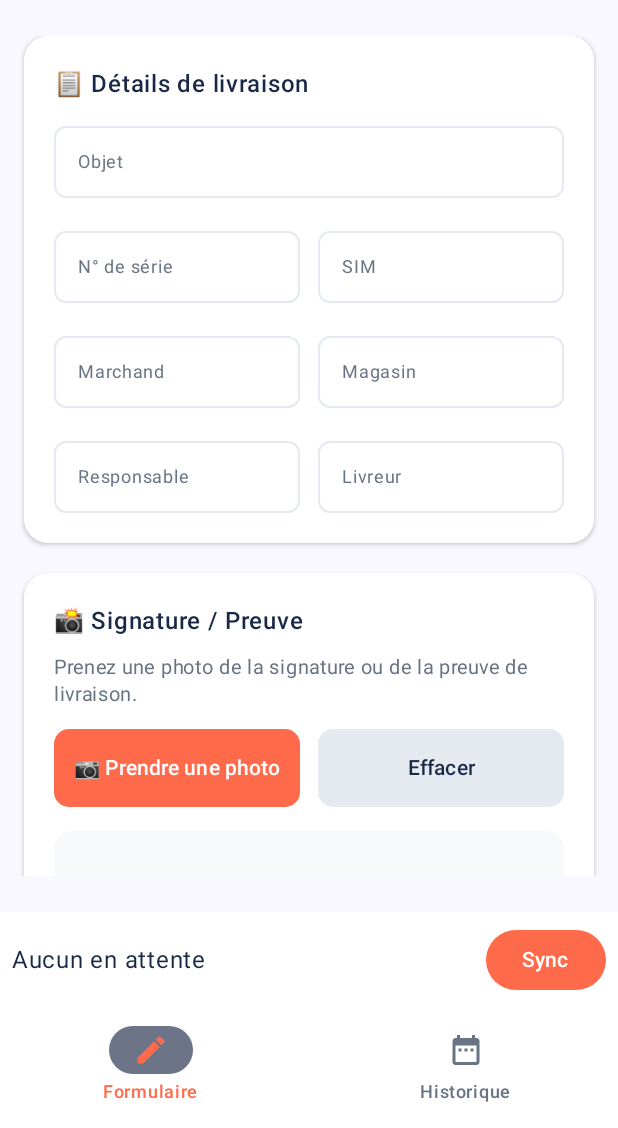
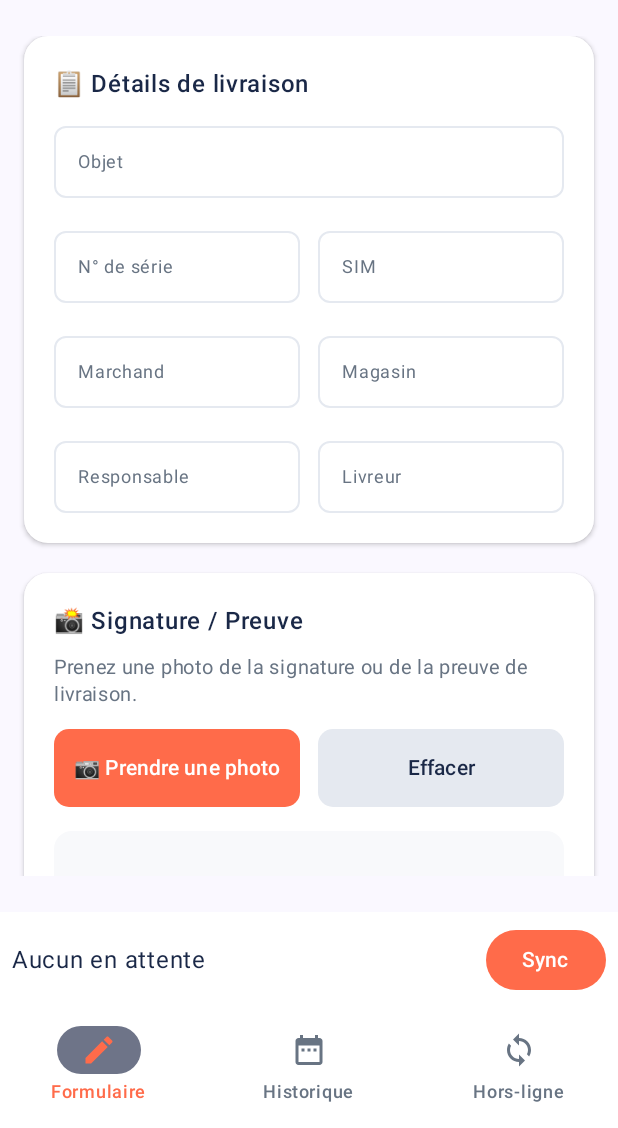
Before and after one commit to BenkasapoDev/Bon-de-Livraison, an Android app built with Jetpack Compose: the composable MainScreen shown on its own in the app's theme, on a phone screen of 412 x 824 dp, the part 108-1236 px from its top. Run offline under Robolectric (Android 15) with nearby library versions, the phone set to English and light mode, and no system bars.

Commit message:
Refactor Pending screen and introduce ViewModels
- Create `DeliveryViewModel` and `PendingViewModel` to manage UI state and repository interactions
- Redesign `PendingScreen` to display delivery cards with proof images and status badges
- Update `MainActivity` navigation to include Offline mode as a main tab
- Add `status` field to `DeliveryEntity`
- Add Compose Material3 and Lifecycle dependencies

```diff
--- a/app/src/main/java/com/infosetgroup/delivery/MainActivity.kt
+++ b/app/src/main/java/com/infosetgroup/delivery/MainActivity.kt
@@ -69,7 +69,6 @@ import java.io.File
 import java.io.FileOutputStream
 import java.text.SimpleDateFormat
 import java.util.Locale
-import org.json.JSONArray
 import androidx.compose.material3.NavigationBar
 import androidx.compose.material3.NavigationBarItem
 import androidx.compose.material3.NavigationBarItemDefaults
@@ -77,10 +76,11 @@ import androidx.compose.material3.Icon
 import androidx.compose.material.icons.Icons
 import androidx.compose.material.icons.filled.DateRange
 import androidx.compose.material.icons.filled.Edit
-import androidx.compose.material3.CircularProgressIndicator
+import androidx.compose.material.icons.filled.Sync
 import androidx.compose.material3.Button
 import androidx.compose.material3.ButtonDefaults
-import androidx.compose.foundation.layout.height
+import androidx.compose.material3.CircularProgressIndicator
+import androidx.lifecycle.viewmodel.compose.viewModel
 import com.infosetgroup.delivery.ui.theme.DeliveryTheme
 import kotlinx.coroutines.CoroutineScope
 import kotlinx.coroutines.Dispatchers
@@ -182,13 +182,13 @@ fun MainScreen() {
     val imagePath = remember { mutableStateOf<String?>(null) }
 
     val selected = remember { mutableStateOf<Screen>(Screen.Form) }
+    val currentTab = remember { mutableStateOf<MainTab>(MainTab.FormTab) }
 
     // repository + pending state
     val repo = DeliveryRepository.getInstance(context)
     val pendingCountFlow = repo.observePendingCount()
     val pendingCount by pendingCountFlow.collectAsState(initial = 0)
     val syncing = remember { mutableStateOf(false) }
-    val showPendingScreen = remember { mutableStateOf(false) }
 
     Scaffold(
         topBar = {
@@ -200,7 +200,11 @@ fun MainScreen() {
         },
         bottomBar = {
             Column {
-                SyncBottomBar(pendingCount = pendingCount, onOpenPending = { showPendingScreen.value = true }, onSync = {
+                SyncBottomBar(pendingCount = pendingCount, onOpenPending = {
+                    // open the Offline tab when user taps the pending count
+                    currentTab.value = MainTab.OfflineTab
+                    selected.value = Screen.Offline
+                }, onSync = {
                      syncing.value = true
                      CoroutineScope(Dispatchers.IO).launch {
                          val res = repo.syncPending()
@@ -219,8 +223,8 @@ fun MainScreen() {
                     NavigationBarItem(
                         icon = { Icon(Icons.Filled.Edit, contentDescription = "Form") },
                         label = { Text("Formulaire") },
-                        selected = selected.value is Screen.Form,
-                        onClick = { selected.value = Screen.Form },
+                        selected = currentTab.value is MainTab.FormTab,
+                        onClick = { currentTab.value = MainTab.FormTab; selected.value = Screen.Form },
                         colors = NavigationBarItemDefaults.colors(
                             selectedIconColor = DeliveryColors.PrimaryCorral,
                             unselectedIconColor = DeliveryColors.TextSecondary,
@@ -231,8 +235,20 @@ fun MainScreen() {
                     NavigationBarItem(
                         icon = { Icon(Icons.Filled.DateRange, contentDescription = "History") },
                         label = { Text("Historique") },
-                        selected = selected.value is Screen.History,
-                        onClick = { selected.value = Screen.History },
+                        selected = currentTab.value is MainTab.HistoryTab,
+                        onClick = { currentTab.value = MainTab.HistoryTab; selected.value = Screen.History },
+                        colors = NavigationBarItemDefaults.colors(
+                            selectedIconColor = DeliveryColors.PrimaryCorral,
+                            unselectedIconColor = DeliveryColors.TextSecondary,
+                            selectedTextColor = DeliveryColors.PrimaryCorral,
+                            unselectedTextColor = DeliveryColors.TextSecondary
+                        )
+                    )
+                    NavigationBarItem(
+                        icon = { Icon(Icons.Filled.Sync, contentDescription = "Offline") },
+                        label = { Text("Hors-ligne") },
+                        selected = currentTab.value is MainTab.OfflineTab,
+                        onClick = { currentTab.value = MainTab.OfflineTab; selected.value = Screen.Form },
                         colors = NavigationBarItemDefaults.colors(
                             selectedIconColor = DeliveryColors.PrimaryCorral,
                             unselectedIconColor = DeliveryColors.TextSecondary,
@@ -245,11 +261,7 @@ fun MainScreen() {
         }
     ) { innerPadding ->
 
-        if (showPendingScreen.value) {
-            PendingScreen(onBack = { showPendingScreen.value = false }, modifier = Modifier.padding(innerPadding))
-            return@Scaffold
-        }
-
+        // Render the selected screen; treat Offline as a first-class tab
         when (selected.value) {
             is Screen.Form -> {
                 // pass lifted state into FormScreen
@@ -280,6 +292,13 @@ fun MainScreen() {
                     Toast.makeText(context, "Élément chargé dans le formulaire", Toast.LENGTH_SHORT).show()
                 }, modifier = Modifier.padding(innerPadding))
             }
+            is Screen.Offline -> {
+                PendingScreen(onBack = {
+                    // go back to Form tab by default
+                    currentTab.value = MainTab.FormTab
+                    selected.value = Screen.Form
+                }, modifier = Modifier.padding(innerPadding))
+            }
         }
     }
 }
@@ -300,6 +319,22 @@ fun FormScreen(
     modifier: Modifier = Modifier
 ) {
     val context = LocalContext.current
+
+    // Obtain the ViewModel for form submission and UI state
+    val deliveryViewModel: com.infosetgroup.delivery.ui.DeliveryViewModel = viewModel()
+    val isSubmitting by deliveryViewModel.isSubmitting.collectAsState()
+    val lastSubmitResult by deliveryViewModel.lastSubmitResult.collectAsState()
+
+    // Observe submit result and show feedback once it changes
+    LaunchedEffect(lastSubmitResult) {
+        lastSubmitResult?.let { res ->
+            when (res) {
+                is com.infosetgroup.delivery.repository.SubmitResult.Sent -> Toast.makeText(context, "Envoyé", Toast.LENGTH_SHORT).show()
+                is com.infosetgroup.delivery.repository.SubmitResult.Queued -> Toast.makeText(context, "Sauvegardé hors ligne (id=${res.id})", Toast.LENGTH_SHORT).show()
+                is com.infosetgroup.delivery.repository.SubmitResult.Failure -> Toast.makeText(context, "Erreur: ${res.error}", Toast.LENGTH_LONG).show()
+            }
+        }
+    }
 
     val cameraPermissionGranted = remember { mutableStateOf(
         ContextCompat.checkSelfPermission(context, Manifest.permission.CAMERA) == PackageManager.PERMISSION_GRANTED
@@ -338,8 +373,7 @@ fun FormScreen(
         }
     }
 
-    // submitting state to disable the send button while the request is in flight
-    val submitting = remember { mutableStateOf(false) }
+    // submitting state is provided by the DeliveryViewModel (bound above)
 
     // UI is mostly unchanged, but using passed-in states
     Surface(
@@ -571,8 +605,7 @@ fun FormScreen(
                             Toast.makeText(context, "Veuillez renseigner l'objet", Toast.LENGTH_SHORT).show()
                             return@StyledButton
                         }
-                        // build entity and submit via repository
-                        val repo = DeliveryRepository.getInstance(context)
+                        // build entity and submit via ViewModel
                         val entity = DeliveryEntity(
                             item = objet.value,
                             serialNumber = serial.value,
@@ -583,23 +616,12 @@ fun FormScreen(
                             deliveryAgent = livreur.value,
                             receiverProofPath = imagePath.value
                         )
-                        submitting.value = true
-                        CoroutineScope(Dispatchers.IO).launch {
-                            val res = repo.submitDelivery(entity)
-                            withContext(Dispatchers.Main) {
-                                when (res) {
-                                    is com.infosetgroup.delivery.repository.SubmitResult.Sent -> Toast.makeText(context, "Envoyé", Toast.LENGTH_SHORT).show()
-                                    is com.infosetgroup.delivery.repository.SubmitResult.Queued -> Toast.makeText(context, "Sauvegardé hors ligne (id=${res.id})", Toast.LENGTH_SHORT).show()
-                                    is com.infosetgroup.delivery.repository.SubmitResult.Failure -> Toast.makeText(context, "Erreur: ${res.error}", Toast.LENGTH_LONG).show()
-                                }
-                                submitting.value = false
-                            }
-                        }
+                        deliveryViewModel.submitDelivery(entity)
                     },
                     text = "✓ Envoyer",
                     modifier = Modifier.weight(1f),
                     isPrimary = true,
-                    enabled = true
+                    enabled = !isSubmitting
                 )
 
                 StyledButton(
@@ -672,7 +694,7 @@ fun HistoryScreen(onPick: (DeliveryItem) -> Unit, modifier: Modifier = Modifier)
         }
 
         LazyColumn {
-            items(items) { it ->
+            items(items) {
                 Card(modifier = Modifier
                     .fillMaxWidth()
                     .padding(vertical = 6.dp)
@@ -694,6 +716,14 @@ fun HistoryScreen(onPick: (DeliveryItem) -> Unit, modifier: Modifier = Modifier)
 sealed class Screen(val title: String) {
     object Form : Screen("Bon de Livraison")
     object History : Screen("Historique")
+    object Offline : Screen("Hors-ligne")
+}
+
+// Top-level MainTab wrappers for the bottom navigation selection
+sealed class MainTab(val screen: Screen) {
+    object FormTab : MainTab(Screen.Form)
+    object HistoryTab : MainTab(Screen.History)
+    object OfflineTab : MainTab(Screen.Offline)
 }
 
 // New reusable styled text field component for consistency
--- a/app/src/main/java/com/infosetgroup/delivery/data/DeliveryDao.kt
+++ b/app/src/main/java/com/infosetgroup/delivery/data/DeliveryDao.kt
@@ -13,8 +13,13 @@ interface DeliveryDao {
     @Insert(onConflict = OnConflictStrategy.REPLACE)
     suspend fun insertPending(entity: DeliveryEntity): Long
 
+    //
     @Query("SELECT * FROM pending_deliveries ORDER BY createdAt ASC")
     fun getAllPending(): Flow<List<DeliveryEntity>>
+
+    //
+    @Query("SELECT * FROM pending_deliveries")
+    suspend fun getAllDeliveries(): List<DeliveryEntity>
 
     @Query("SELECT COUNT(*) FROM pending_deliveries")
     fun getPendingCountFlow(): Flow<Int>
--- a/app/src/main/java/com/infosetgroup/delivery/data/DeliveryEntity.kt
+++ b/app/src/main/java/com/infosetgroup/delivery/data/DeliveryEntity.kt
@@ -16,5 +16,6 @@ data class DeliveryEntity(
     // store local file path to the saved image instead of Base64 in DB
     val receiverProofPath: String?,
     val createdAt: Long = System.currentTimeMillis(),
-    val retryCount: Int = 0
+    val retryCount: Int = 0,
+    val status: String? = "PENDING"
 )
--- a/gradle/libs.versions.toml
+++ b/gradle/libs.versions.toml
@@ -8,6 +8,8 @@ espressoCore = "3.7.0"
 lifecycleRuntimeKtx = "2.10.0"
 activityCompose = "1.12.1"
 composeBom = "2025.12.00"
+uiGraphics = "1.10.0"
+material3 = "1.4.0"
 
 [libraries]
 androidx-core-ktx = { group = "androidx.core", name = "core-ktx", version.ref = "coreKtx" }
@@ -25,6 +27,8 @@ androidx-ui-test-manifest = { group = "androidx.compose.ui", name = "ui-test-man
 androidx-ui-test-junit4 = { group = "androidx.compose.ui", name = "ui-test-junit4" }
 androidx-material3 = { group = "androidx.compose.material3", name = "material3" }
 androidx-material-icons-extended = { group = "androidx.compose.material", name = "material-icons-extended" }
+androidx-compose-ui-graphics = { group = "androidx.compose.ui", name = "ui-graphics", version.ref = "uiGraphics" }
+androidx-compose-material3 = { group = "androidx.compose.material3", name = "material3", version.ref = "material3" }
 
 [plugins]
 compose-compiler = { id = "org.jetbrains.kotlin.plugin.compose", version.ref = "kotlin" }
```
Also changed, not shown: app/build.gradle.kts (+8 -0 lines), app/src/main/java/com/infosetgroup/delivery/repository/DeliveryRepository.kt (+11 -0 lines), app/src/main/java/com/infosetgroup/delivery/ui/DeliveryViewModel.kt (added, +40 -0 lines), app/src/main/java/com/infosetgroup/delivery/ui/PendingScreen.kt (+146 -78 lines), app/src/main/java/com/infosetgroup/delivery/ui/PendingViewModel.kt (added, +37 -0 lines). Lines whose indentation alone changed are shown as unchanged.
